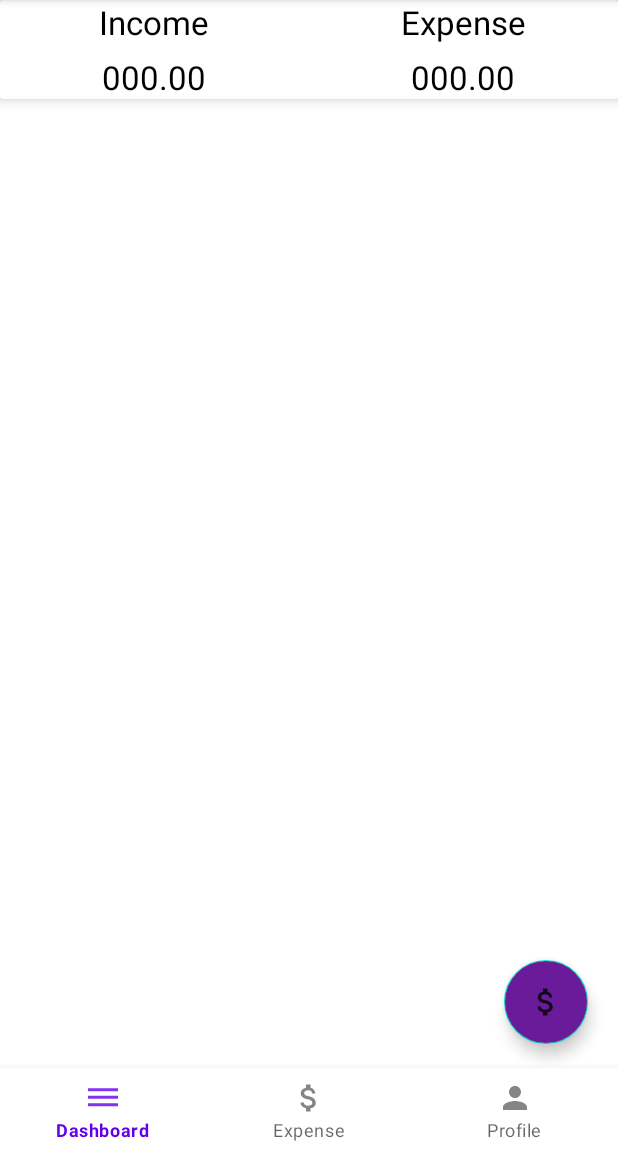
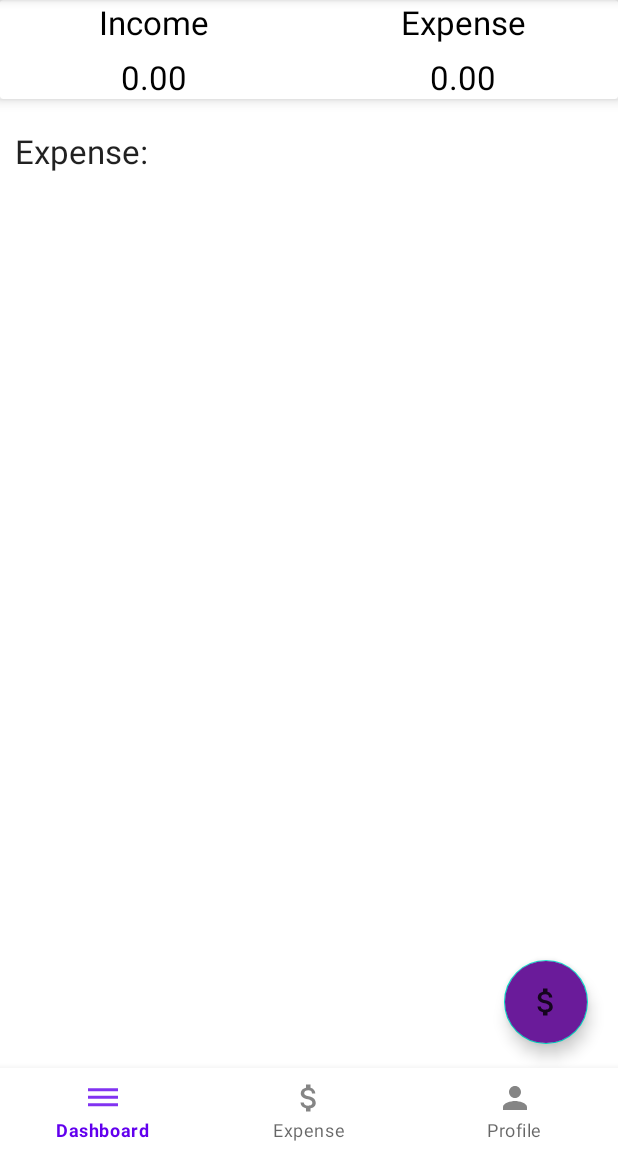
Before and after one commit to Seibell/Plutus, an Android app: the screen it shows after launch once a user with an empty profile is signed in (MainActivity), on a phone screen of 412 x 824 dp, the part 84-1236 px from its top. Run offline under Robolectric (Android 15) with nearby library versions, the phone set to English and light mode, and no system bars; our stand-ins replace Firebase (no records; nobody signed in at launch, a user with empty details on screens opened directly).

Commit message:
added expense dashboard view

```diff
--- a/app/src/main/java/com/example/plutus/DashboardFragment.java
+++ b/app/src/main/java/com/example/plutus/DashboardFragment.java
@@ -1,11 +1,15 @@
 package com.example.plutus;
 
+import android.annotation.SuppressLint;
 import android.app.AlertDialog;
 import android.os.Bundle;
 
 import androidx.annotation.NonNull;
 import androidx.fragment.app.Fragment;
+import androidx.recyclerview.widget.LinearLayoutManager;
+import androidx.recyclerview.widget.RecyclerView;
 
+import android.text.InputType;
 import android.text.Layout;
 import android.text.TextUtils;
 import android.view.LayoutInflater;
@@ -18,6 +22,8 @@ import android.widget.EditText;
 import android.widget.TextView;
 import android.widget.Toast;
 
+import com.firebase.ui.database.FirebaseRecyclerAdapter;
+import com.firebase.ui.database.FirebaseRecyclerOptions;
 import com.google.android.material.floatingactionbutton.FloatingActionButton;
 import com.google.firebase.auth.FirebaseAuth;
 import com.google.firebase.auth.FirebaseUser;
@@ -30,6 +36,7 @@ import com.google.firebase.database.ValueEventListener;
 import org.w3c.dom.Text;
 
 import java.text.DateFormat;
+import java.text.DecimalFormat;
 import java.util.Date;
 
 import Model.Data;
@@ -56,6 +63,10 @@ public class DashboardFragment extends Fragment {
     //Total dashboard expense view
     private TextView totalExpenseResult;
 
+    //Recycler
+    private RecyclerView recyclerView;
+    private FirebaseRecyclerAdapter adapter;
+
     public DashboardFragment() {
         // Required empty public constructor
     }
@@ -69,7 +80,7 @@ public class DashboardFragment extends Fragment {
     public View onCreateView(LayoutInflater inflater, ViewGroup container,
                              Bundle savedInstanceState) {
         // Inflate the layout for this fragment
-        View myview = inflater.inflate(R.layout.fragment_dashboard, container, false);
+        View view = inflater.inflate(R.layout.fragment_dashboard, container, false);
 
         //Firebase auth for income and expense
         mAuth = FirebaseAuth.getInstance();
@@ -82,20 +93,23 @@ public class DashboardFragment extends Fragment {
 
         //Connect floating button to layout
 
-        fab_main_btn = myview.findViewById(R.id.fb_main_plus_btn);
-        fab_expense_btn = myview.findViewById(R.id.expense_Ft_btn);
+        fab_main_btn = view.findViewById(R.id.fb_main_plus_btn);
+        fab_expense_btn = view.findViewById(R.id.expense_Ft_btn);
 
         //Connect floating text
 
-        fab_expense_txt = myview.findViewById(R.id.expense_ft_text);
+        fab_expense_txt = view.findViewById(R.id.expense_ft_text);
 
         //Animation connect
 
         FadeOpen = AnimationUtils.loadAnimation(getActivity(), R.anim.fade_open);
         FadeClose = AnimationUtils.loadAnimation(getActivity(), R.anim.fade_close);
 
+        //Recycler
+        recyclerView = view.findViewById(R.id.recycler_expense);
+
         //Total expense
-        totalExpenseResult = myview.findViewById(R.id.expense_set_result);
+        totalExpenseResult = view.findViewById(R.id.expense_set_result);
 
         fab_main_btn.setOnClickListener(new View.OnClickListener() {
             @Override
@@ -124,7 +138,8 @@ public class DashboardFragment extends Fragment {
             @Override
             public void onDataChange(@NonNull DataSnapshot snapshot) {
 
-                int expenseSum = 0;
+                DecimalFormat df = new DecimalFormat("0.00");
+                double expenseSum = 0.00;
 
                 for (DataSnapshot snap : snapshot.getChildren()) {
                     Data data = snap.getValue(Data.class);
@@ -141,7 +156,14 @@ public class DashboardFragment extends Fragment {
             }
         });
 
-        return myview;
+        //Recycler View
+        LinearLayoutManager layoutManagerExpense = new LinearLayoutManager(getActivity(), LinearLayoutManager.HORIZONTAL, false);
+        layoutManagerExpense.setStackFromEnd(true);
+        layoutManagerExpense.setReverseLayout(true);
+        recyclerView.setHasFixedSize(true);
+        recyclerView.setLayoutManager(layoutManagerExpense);
+
+        return view;
     }
 
     //Floating button animation :D
@@ -182,6 +204,7 @@ public class DashboardFragment extends Fragment {
 
         dialog.setCancelable(false);
         final EditText edtAmount = view.findViewById(R.id.amount_edt);
+        edtAmount.setInputType(InputType.TYPE_CLASS_NUMBER);
         final EditText edtType = view.findViewById(R.id.type_edt);
         final EditText edtNote = view.findViewById(R.id.note_edt);
 
@@ -205,7 +228,7 @@ public class DashboardFragment extends Fragment {
                     return;
                 }
 
-                int intAmount = Integer.parseInt(amount);
+                double doubleAmount = Double.parseDouble(amount);
 
                 if (TextUtils.isEmpty(note)) {
                     edtNote.setError("Required Field!");
@@ -215,7 +238,7 @@ public class DashboardFragment extends Fragment {
                 String id = mExpenseDatabase.push().getKey();
                 String mDate = DateFormat.getDateInstance().format(new Date());
 
-                Data data = new Data(intAmount, type, note, id, mDate);
+                Data data = new Data(doubleAmount, type, note, id, mDate);
 
                 mExpenseDatabase.child(id).setValue(data);
 
@@ -236,4 +259,53 @@ public class DashboardFragment extends Fragment {
         dialog.show();
     }
 
+    @Override
+    public void onStart() {
+        super.onStart();
+
+        FirebaseRecyclerOptions<Data> options = new FirebaseRecyclerOptions.Builder<Data>().setQuery(mExpenseDatabase, Data.class).build();
+
+        adapter = new FirebaseRecyclerAdapter<Data, ExpenseViewHolder>(options) {
+
+            public ExpenseViewHolder onCreateViewHolder(@NonNull ViewGroup parent, int viewType) {
+                return new ExpenseViewHolder(LayoutInflater.from(parent.getContext()).inflate(R.layout.dashboard_expense, parent, false));
+            }
+
+            protected void onBindViewHolder(@NonNull ExpenseViewHolder holder, @SuppressLint("RecyclerView") int position, @NonNull Data model) {
+                holder.setExpenseAmount(model.getAmount());
+                holder.setExpenseType(model.getType());
+                holder.setExpenseDate(model.getDate());
+            }
+        };
+
+        recyclerView.setAdapter(adapter);
+        adapter.startListening();
+    }
+
+    //Dashboard expense recyclerview
+    public static class ExpenseViewHolder extends RecyclerView.ViewHolder {
+
+        View mExpenseView;
+
+        public ExpenseViewHolder(@NonNull View itemView) {
+            super(itemView);
+            mExpenseView = itemView;
+        }
+
+        public void setExpenseAmount(double amount) {
+            TextView mAmount = mExpenseView.findViewById(R.id.amount_expense_ds);
+            String stringAmount = String.valueOf(amount);
+            mAmount.setText(stringAmount);
+        }
+
+        public void setExpenseType(String type) {
+            TextView mType = mExpenseView.findViewById(R.id.type_expense_ds);
+            mType.setText(type);
+        }
+
+        public void setExpenseDate(String date) {
+            TextView mDate = mExpenseView.findViewById(R.id.date_expense_ds);
+            mDate.setText(date);
+        }
+    }
 }
--- a/app/src/main/res/layout/expense_recycler_data.xml
+++ b/app/src/main/res/layout/expense_recycler_data.xml
@@ -63,7 +63,7 @@
                 android:id="@+id/amount_txt_expense"
                 android:layout_width="match_parent"
                 android:layout_height="wrap_content"
-                android:text="600000"
+                android:text="0"
                 android:textAppearance="@style/TextAppearance.AppCompat.Small"
                 android:textColor="@color/black"
                 android:textStyle="bold" />
--- a/app/src/main/res/layout/fragment_dashboard.xml
+++ b/app/src/main/res/layout/fragment_dashboard.xml
@@ -72,13 +72,12 @@
                     android:layout_height="wrap_content">
 
                     <TextView
+                        android:id="@+id/income_set_result"
                         android:layout_width="wrap_content"
                         android:layout_height="wrap_content"
-                        android:id="@+id/income_set_result"
+                        android:text="0.00"
                         android:textAppearance="@style/TextAppearance.AppCompat.Large"
-                        android:textColor="@color/black"
-                        android:text="000.00"
-                        />
+                        android:textColor="@color/black" />
 
                 </RelativeLayout>
 
@@ -94,7 +93,7 @@
                         android:id="@+id/expense_set_result"
                         android:textAppearance="@style/TextAppearance.AppCompat.Large"
                         android:textColor="@color/black"
-                        android:text="000.00"
+                        android:text="0.00"
                         />
 
                 </RelativeLayout>
@@ -108,6 +107,35 @@
     <androidx.coordinatorlayout.widget.CoordinatorLayout
         android:layout_width="match_parent"
         android:layout_height="match_parent">
+
+        <ScrollView
+            android:layout_width="match_parent"
+            android:layout_height="wrap_content">
+
+            <LinearLayout
+                android:layout_width="match_parent"
+                android:orientation="vertical"
+                android:layout_marginTop="10dp"
+                android:layout_height="wrap_content">
+
+                <TextView
+                    android:layout_width="match_parent"
+                    android:layout_height="wrap_content"
+                    android:text="Expense: "
+                    android:textAppearance="@style/TextAppearance.AppCompat.Large"
+                    android:padding="10dp">
+                </TextView>
+
+                <androidx.recyclerview.widget.RecyclerView
+                    android:layout_width="match_parent"
+                    android:id="@+id/recycler_expense"
+                    android:layout_height="150dp">
+
+                </androidx.recyclerview.widget.RecyclerView>
+
+            </LinearLayout>
+
+        </ScrollView>
 
         <LinearLayout
             android:layout_width="wrap_content"
```
Also changed, not shown: app/src/main/java/Model/Data.java (+4 -4 lines), app/src/main/java/com/example/plutus/ExpenseFragment.java (+5 -5 lines), app/src/main/res/layout/dashboard_expense.xml (added, +48 -0 lines).
